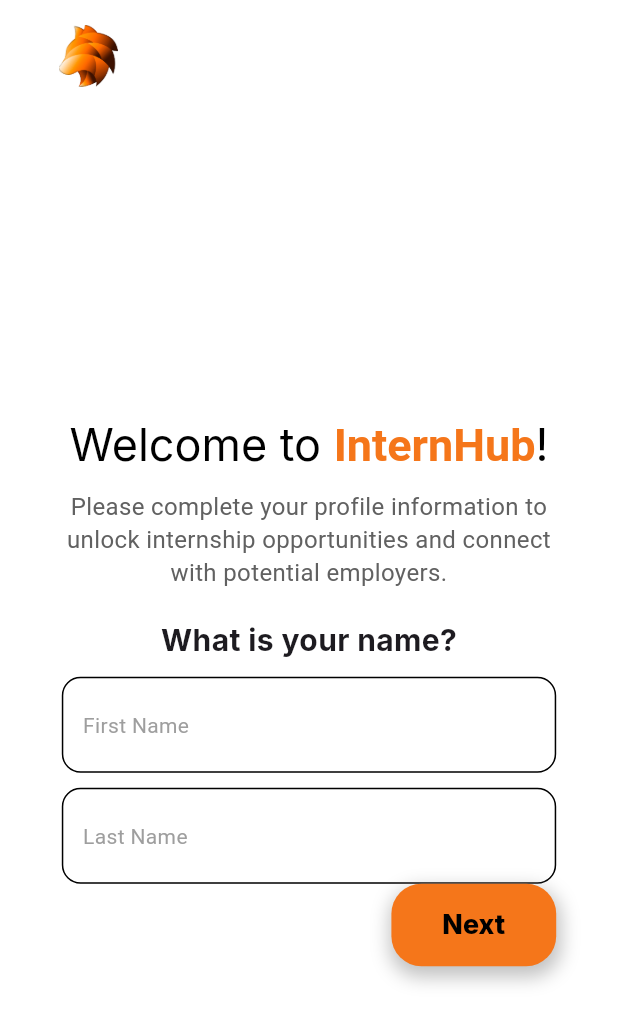
After one commit to kurtzk10/InternHub, a Flutter app: the StudentMainPage screen opened directly, on a phone screen of 412 x 824 dp. The commit adds this screen. Shown: the top 1024 px of the screen. Run offline on Flutter 3.47's test engine with Material 3 defaults, Android fonts, the phone set to English and light mode, and no system bars; our stand-ins replace supabase_flutter; accounts and stored records are empty.

Commit message:
Added student main page

```diff
--- /dev/null
+++ b/devtools_options.yaml
@@ -0,0 +1,3 @@
+description: This file stores settings for Dart & Flutter DevTools.
+documentation: https://docs.flutter.dev/tools/devtools/extensions#configure-extension-enablement-states
+extensions:
--- a/lib/screens/login.dart
+++ b/lib/screens/login.dart
@@ -1,5 +1,12 @@
 import 'package:flutter/material.dart';
+import 'package:internhub/screens/studentMain.dart';
 import 'package:supabase_flutter/supabase_flutter.dart';
+
+class LoginResult {
+  final bool success;
+  final String message;
+  LoginResult(this.success, this.message);
+}
 
 class LoginPage extends StatefulWidget {
   @override
@@ -11,7 +18,7 @@ class _LoginPageState extends State<LoginPage> {
   bool loginFocus = true;
   int userType = 0;
 
-  Future<String> _login(String email, String password) async {
+  Future<LoginResult> _login(String email, String password) async {
     try {
       final response = await Supabase.instance.client.auth.signInWithPassword(
         email: email,
@@ -19,12 +26,12 @@ class _LoginPageState extends State<LoginPage> {
       );
 
       if (response.user == null) {
-        return ("Sign-up failed. Please try again");
+        return LoginResult(false, "Sign-up failed. Please try again");
       }
 
-      return ('Successfully signed in as $email');
+      return LoginResult(true, 'Successfully signed in as $email');
     } on AuthException catch (e) {
-      return e.message;
+      return LoginResult(false, e.message);
     }
   }
 
@@ -313,13 +320,6 @@ OutlineInputBorder _inputBorder() {
   );
 }
 
-OutlineInputBorder _errorBorder() {
-  return OutlineInputBorder(
-    borderSide: BorderSide(color: Colors.red),
-    borderRadius: BorderRadius.circular(12.5),
-  );
-}
-
 Widget _loginCard(
   BuildContext context,
   double screenWidth,
@@ -328,7 +328,7 @@ Widget _loginCard(
   formKey,
   orange,
   bool loginFocus,
-  Future<String> Function(String, String) onLogin,
+  Future<LoginResult> Function(String, String) onLogin,
   Future<String> Function(String, String, int) onSignUp,
   void Function(void Function()) setParentState,
 ) {
@@ -374,8 +374,8 @@ Widget _loginCard(
                   border: _inputBorder(),
                   enabledBorder: _inputBorder(),
                   focusedBorder: _inputBorder(),
-                  errorBorder: _errorBorder(),
-                  focusedErrorBorder: _errorBorder(),
+                  errorBorder: _inputBorder(),
+                  focusedErrorBorder: _inputBorder(),
                   contentPadding: EdgeInsets.symmetric(
                     vertical: 20,
                     horizontal: 10,
@@ -406,8 +406,8 @@ Widget _loginCard(
                   border: _inputBorder(),
                   enabledBorder: _inputBorder(),
                   focusedBorder: _inputBorder(),
-                  errorBorder: _errorBorder(),
-                  focusedErrorBorder: _errorBorder(),
+                  errorBorder: _inputBorder(),
+                  focusedErrorBorder: _inputBorder(),
                   contentPadding: EdgeInsets.symmetric(
                     vertical: 20,
                     horizontal: 10,
@@ -433,36 +433,77 @@ Widget _loginCard(
               width: double.infinity,
               child: TextButton(
                 onPressed: () async {
-                  final email = emailController.text.trim();
+                  final email = emailController.text.trim().toLowerCase();
                   final password = passwordController.text.trim();
 
                   if (email.isEmpty) {
                     ScaffoldMessenger.of(context).showSnackBar(
-                      SnackBar(content: Text("Email can't be empty")),
+                      SnackBar(
+                        content: Text("Email can't be empty"),
+                        duration: Duration(seconds: 1),
+                      ),
                     );
                     return;
                   } else if (password.isEmpty) {
                     ScaffoldMessenger.of(context).showSnackBar(
-                      SnackBar(content: Text("Password can't be empty")),
+                      SnackBar(
+                        content: Text("Password can't be empty"),
+                        duration: Duration(seconds: 1),
+                      ),
                     );
                     return;
                   }
 
                   if (loginFocus) {
+                    showDialog(
+                      context: context,
+                      barrierDismissible: false,
+                      builder: (_) => Center(
+                        child: CircularProgressIndicator(color: orange),
+                      ),
+                    );
+
                     final result = await onLogin(email, password);
 
+                    Navigator.of(context).pop();
+
                     setParentState(() {
-                      ScaffoldMessenger.of(
+                      ScaffoldMessenger.of(context).showSnackBar(
+                        SnackBar(
+                          content: Text(result.message),
+                          duration: Duration(seconds: 1),
+                        ),
+                      );
+                    });
+
+                    if (!result.success) return;
+
+                    final type = await Supabase.instance.client
+                        .from('users')
+                        .select('role')
+                        .eq('email', email)
+                        .single();
+                    if (type['role'] == 'students') {
+                      print('hi');
+                      Navigator.pushReplacement(
                         context,
-                      ).showSnackBar(SnackBar(content: Text(result)));
-                    });
+                        PageRouteBuilder(
+                          pageBuilder: (_, __, ___) => StudentMainPage(),
+                          transitionDuration: Duration.zero,
+                        ),
+                      );
+                    } else if (type['role'] == 'company') {
+                    } else {}
                   } else {
                     final result = await onSignUp(email, password, userType);
 
                     setParentState(() {
-                      ScaffoldMessenger.of(
-                        context,
-                      ).showSnackBar(SnackBar(content: Text(result)));
+                      ScaffoldMessenger.of(context).showSnackBar(
+                        SnackBar(
+                          content: Text(result),
+                          duration: Duration(seconds: 1),
+                        ),
+                      );
                     });
                   }
                 },
--- /dev/null
+++ b/lib/screens/studentMain.dart
@@ -0,0 +1,272 @@
+import 'dart:ui';
+
+import 'package:flutter/material.dart';
+import 'package:internhub/main.dart';
+import 'package:supabase_flutter/supabase_flutter.dart';
+
+class StudentMainPage extends StatefulWidget {
+  @override
+  _StudentMainPageState createState() => _StudentMainPageState();
+}
+
+class _StudentMainPageState extends State<StudentMainPage> {
+  final _formKey = GlobalKey<FormState>();
+
+  @override
+  Widget build(BuildContext context) {
+    final screenHeight = MediaQuery.of(context).size.height;
+    final screenWidth = MediaQuery.of(context).size.width;
+    final orange = Color(0xffF5761A);
+    final isWide = screenWidth > 600;
+    return Scaffold(
+      appBar: PreferredSize(
+        preferredSize: Size.fromHeight(screenHeight * 0.07),
+        child: Container(
+          margin: EdgeInsets.only(
+            left: screenWidth * 0.075,
+            right: screenWidth * 0.04,
+            top: screenHeight * 0.02,
+          ),
+          child: AppBar(
+            leading: Container(
+              child: Image.asset(
+                'assets/logo-no-text.png',
+                height: 20,
+                width: 20,
+              ),
+            ),
+          ),
+        ),
+      ),
+
+      body: Column(
+        mainAxisAlignment: MainAxisAlignment.center,
+        crossAxisAlignment: CrossAxisAlignment.center,
+        children: [
+          SingleChildScrollView(
+            child: Container(
+              margin: EdgeInsets.only(
+                top: screenHeight / 20,
+                bottom: screenHeight / 40,
+              ),
+              child: _firstTime(
+                context,
+                screenWidth,
+                screenHeight,
+                _formKey,
+                orange,
+                isWide,
+              ),
+            ),
+          ),
+        ],
+      ),
+    );
+  }
+}
+
+Widget _firstTime(
+  BuildContext context,
+  double screenWidth,
+  double screenHeight,
+  formKey,
+  orange,
+  bool isWide,
+) {
+  final _firstController = TextEditingController();
+  final _lastController = TextEditingController();
+  return Container(
+    width: double.infinity,
+    height: screenHeight * 0.6,
+    margin: EdgeInsets.symmetric(horizontal: screenWidth * 0.05),
+    padding: EdgeInsets.symmetric(horizontal: screenWidth * 0.05),
+
+    decoration: isWide
+        ? BoxDecoration(
+            color: Colors.white,
+            borderRadius: BorderRadius.circular(12.5),
+            boxShadow: [
+              BoxShadow(
+                color: Color(0x88888888),
+                offset: Offset(1, 5),
+                blurRadius: 10,
+                spreadRadius: 2,
+              ),
+            ],
+          )
+        : null,
+
+    child: Wrap(
+      runAlignment: WrapAlignment.center,
+      children: [
+        Container(
+          padding: EdgeInsets.symmetric(vertical: 20),
+          width: isWide
+              ? screenWidth / 2.5 - (screenWidth * 0.05 * 2)
+              : screenWidth,
+          height: isWide ? screenHeight * 0.6 : null,
+
+          child: Column(
+            mainAxisAlignment: MainAxisAlignment.center,
+            children: [
+              RichText(
+                textAlign: TextAlign.center,
+                text: TextSpan(
+                  style: TextStyle(
+                    fontFamily: 'Inter',
+                    fontSize: 30,
+                    color: Colors.black,
+                  ),
+                  children: [
+                    TextSpan(text: 'Welcome to '),
+                    TextSpan(
+                      text: 'InternHub',
+                      style: TextStyle(
+                        color: orange,
+                        fontWeight: FontWeight.bold,
+                      ),
+                    ),
+                    TextSpan(text: '!'),
+                  ],
+                ),
+              ),
+              SizedBox(height: 12),
+              Text(
+                'Please complete your profile information to unlock internship opportunities and connect with potential employers.',
+                textAlign: TextAlign.center,
+                style: TextStyle(
+                  fontSize: 16,
+                  color: Colors.grey[700],
+                  height: 1.4,
+                ),
+              ),
+            ],
+          ),
+        ),
+        Container(
+          width: isWide
+              ? screenWidth * 0.6 - (screenWidth * 0.05 * 2)
+              : screenWidth,
+          padding: EdgeInsets.only(left: isWide ? screenWidth * 0.05 : 0),
+          height: isWide ? screenHeight * 0.6 : null,
+          child: Column(
+            mainAxisAlignment: MainAxisAlignment.center,
+            children: [
+              Form(
+                key: formKey,
+                child: Container(
+                  height: isWide ? screenHeight / 2 : null, //FIX
+                  child: Column(
+                    mainAxisAlignment: MainAxisAlignment.center,
+                    children: [
+                      Text(
+                        'What is your name?',
+                        style: TextStyle(
+                          fontFamily: 'Inter',
+                          fontSize: 20,
+                          fontWeight: FontWeight.bold,
+                        ),
+                      ),
+                      SizedBox(height: 10),
+                      TextFormField(
+                        controller: _firstController,
+                        cursorColor: Colors.black,
+                        decoration: InputDecoration(
+                          filled: true,
+                          fillColor: Colors.white,
+                          hoverColor: Colors.white,
+                          hint: Text(
+                            'First Name',
+                            style: TextStyle(color: Colors.grey),
+                          ),
+                          border: _inputBorder(),
+                          enabledBorder: _inputBorder(),
+                          focusedBorder: _inputBorder(),
+                          errorBorder: _inputBorder(),
+                          focusedErrorBorder: _inputBorder(),
+                          contentPadding: EdgeInsets.symmetric(
+                            vertical: 20,
+                            horizontal: 10,
+                          ),
+                        ),
+                      ),
+                      SizedBox(height: 10),
+                      TextFormField(
+                        controller: _lastController,
+                        cursorColor: Colors.black,
+                        decoration: InputDecoration(
+                          filled: true,
+                          fillColor: Colors.white,
+                          hoverColor: Colors.white,
+                          hint: Text(
+                            'Last Name',
+                            style: TextStyle(color: Colors.grey),
+                          ),
+                          border: _inputBorder(),
+                          enabledBorder: _inputBorder(),
+                          focusedBorder: _inputBorder(),
+                          errorBorder: _inputBorder(),
+                          focusedErrorBorder: _inputBorder(),
+                          contentPadding: EdgeInsets.symmetric(
+                            vertical: 20,
+                            horizontal: 10,
+                          ),
+                        ),
+                      ),
+                    ],
+                  ),
+                ),
+              ),
+              Spacer(),
+              Row(
+                children: [
+                  Spacer(),
+                  Spacer(),
+                  Expanded(
+                    child: Container(
+                      height: screenHeight / 15,
+                      decoration: BoxDecoration(
+                        color: orange,
+                        borderRadius: BorderRadius.circular(20),
+                        boxShadow: [
+                          BoxShadow(
+                            color: Color(0x88888888),
+                            offset: Offset(1, 5),
+                            blurRadius: 10,
+                            spreadRadius: 2,
+                          ),
+                        ],
+                      ),
+                      child: TextButton(
+                        onPressed: () async {
+                          final first = _firstController.text.trim();
+                          final last = _lastController.text.trim();
+                        },
+                        child: Text(
+                          'Next',
+                          style: TextStyle(
+                            fontFamily: 'InterExtraBold',
+                            fontSize: 18,
+                            color: Colors.black,
+                          ),
+                        ),
+                      ),
+                    ),
+                  ),
+                ],
+              ),
+              Spacer(),
+            ],
+          ),
+        ),
+      ],
+    ),
+  );
+}
+
+OutlineInputBorder _inputBorder() {
+  return OutlineInputBorder(
+    borderSide: BorderSide(color: Colors.black),
+    borderRadius: BorderRadius.circular(12.5),
+  );
+}
--- a/lib/screens/verification.dart
+++ /dev/null
@@ -1,13 +0,0 @@
-import 'package:flutter/material.dart';
-
-class VerificationPage extends StatelessWidget {
-  final String? email;
-  const VerificationPage({required this.email});
-
-  @override
-  Widget build(BuildContext context) {
-    return Scaffold(
-      body: Text('Verify'),
-    );
-  }
-}
```
Also changed, not shown: lib/main.dart (line endings or trailing spaces), lib/screens/studentFirstTime.dart (deleted).
